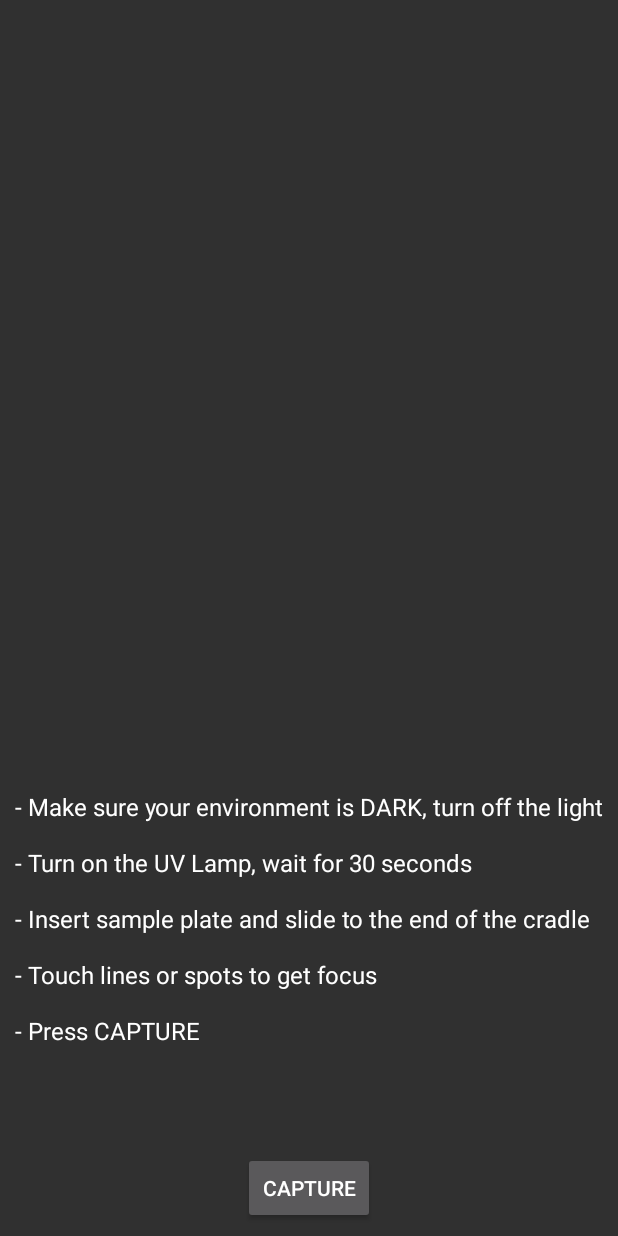
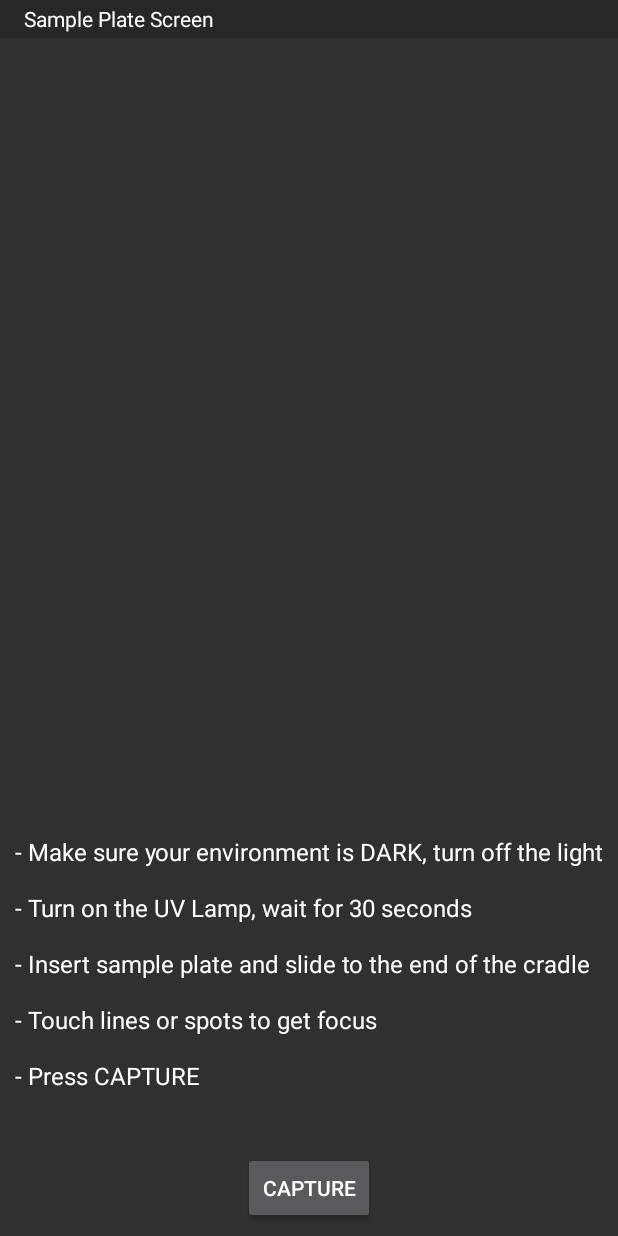
Before and after one commit to hle46/TLC, an Android app: the layout activity_camera.xml on its own in the app's theme, with its tools: preview values and no code run, on a phone screen of 412 x 824 dp. Run offline under Robolectric (Android 15) with nearby library versions, the phone set to English and light mode, and no system bars.

Commit message:
Clean up

```diff
--- a/android/app/src/main/java/uiuc/bioassay/tlc/ExpIntroActivity.java
+++ b/android/app/src/main/java/uiuc/bioassay/tlc/ExpIntroActivity.java
@@ -320,6 +320,7 @@ public class ExpIntroActivity extends AppCompatActivity {
                             Intent intent = new Intent(ExpIntroActivity.this, PillsActivity.class);
                             intent.putExtra(TLCApplication.FOLDER_EXTRA, folder.getAbsolutePath());
                             startActivity(intent);
+                            finish();
                         }
                     }
                 }
--- a/android/app/src/main/java/uiuc/bioassay/tlc/proc/TLCProcActivity.java
+++ b/android/app/src/main/java/uiuc/bioassay/tlc/proc/TLCProcActivity.java
@@ -19,6 +19,11 @@ import uiuc.bioassay.tlc.TLCApplication;
 import static uiuc.bioassay.tlc.TLCApplication.processTLC;
 
 public class TLCProcActivity extends AppCompatActivity {
+    private double[] currResult;
+
+    public void setCurrResult(double[] result) {
+        currResult = result;
+    }
     @Override
     protected void onCreate(Bundle savedInstanceState) {
         super.onCreate(savedInstanceState);
--- a/android/app/src/main/java/uiuc/bioassay/tlc/proc/TLCProcWorker.java
+++ b/android/app/src/main/java/uiuc/bioassay/tlc/proc/TLCProcWorker.java
@@ -101,6 +101,8 @@ public class TLCProcWorker extends AsyncTask<String, Void, double[]> {
             tr2.addView(textView);
         }
         tableLayout.addView(tr2);
+        TLCProcActivity tlcProcActivity = (TLCProcActivity) activity;
+        tlcProcActivity.setCurrResult(spots);
     }
 
     private static Bitmap decodeIMG(String img) {
--- a/android/app/src/main/res/layout/activity_camera.xml
+++ b/android/app/src/main/res/layout/activity_camera.xml
@@ -9,6 +9,17 @@
         android:layout_height="match_parent"
         >
     </FrameLayout>
+
+    <TextView
+        android:layout_width="fill_parent"
+        android:id="@+id/camera_title"
+        android:layout_height="25dp"
+        android:text="Sample Plate Screen"
+        android:background="@color/light_gray"
+        android:gravity="center_vertical"
+        android:layout_alignParentTop="true"
+        android:paddingLeft="@dimen/activity_horizontal_margin"
+        android:textColor="@color/white"/>
 
     <Button
         android:id="@+id/button_capture"
@@ -30,27 +41,14 @@
         android:layout_width="wrap_content"
         android:layout_height="wrap_content"
         android:text="- Make sure your environment is DARK, turn off the light\n\n- Turn on the UV Lamp, wait for 30 seconds\n\n- Insert sample plate and slide to the end of the cradle\n\n- Touch lines or spots to get focus\n\n- Press CAPTURE"
-        android:id="@+id/sample_steps"
-        android:layout_marginBottom="70dp"
+        android:id="@+id/instructions"
+        android:layout_marginBottom="40dp"
         android:layout_marginLeft="10dp"
         android:layout_above="@id/button_capture"
         android:layout_gravity="center_horizontal"
         android:textSize="16sp"
         android:textColor="@color/white"
         />
-    <TextView
-        android:layout_width="wrap_content"
-        android:layout_height="wrap_content"
-        android:text="- Make sure your environment is DARK, turn off the light\n\n- Take the sample plate out\n\n- Insert a CLEAN BLANK plate and slide to the end of the cradle\n\n- Press CAPTURE"
-        android:id="@+id/bg_steps"
-        android:layout_marginBottom="100dp"
-        android:layout_marginLeft="10dp"
-        android:layout_above="@id/button_capture"
-        android:layout_gravity="center_horizontal"
-        android:textSize="16sp"
-        android:textColor="@color/white"
-        android:visibility="invisible"
-        />
 
 
 </RelativeLayout>
```
Also changed, not shown: android/app/src/main/java/uiuc/bioassay/tlc/camera/CameraActivity.java (+6 -7 lines).
